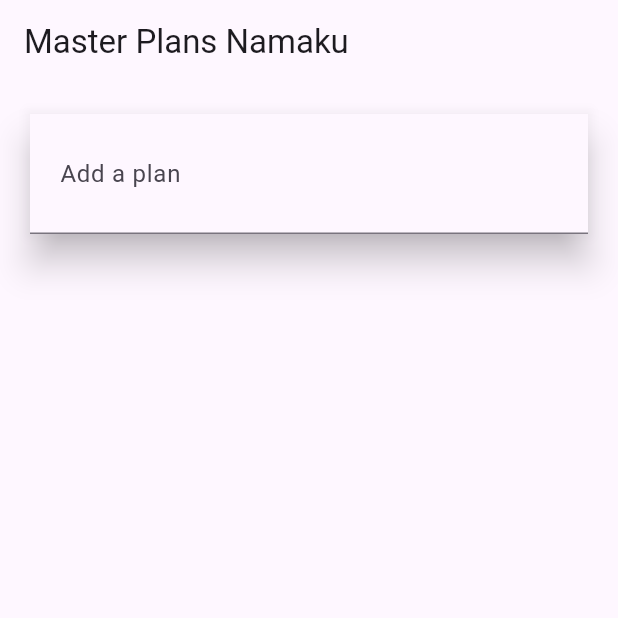
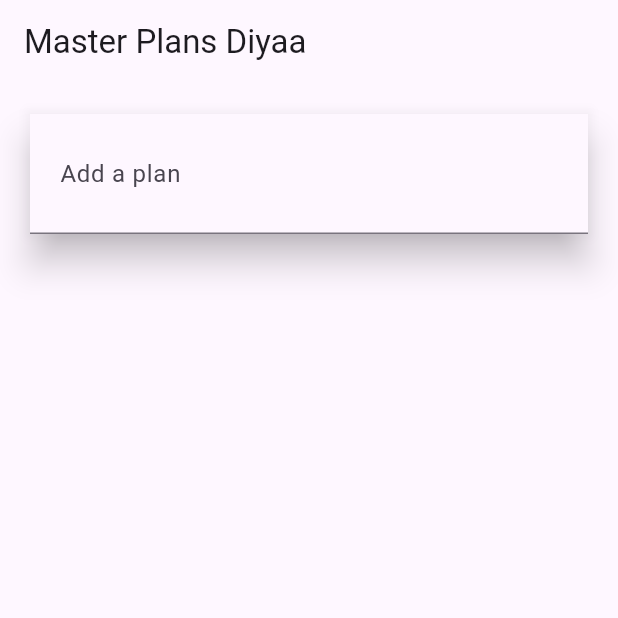
Before and after one commit to Sadiya8924/Mobile2025_2341720147, a Flutter app: the screen it shows after launch, on a phone screen of 412 x 824 dp, the top half of it. Run offline on Flutter 3.47's test engine with Material 3 defaults, Android fonts, the phone set to English and light mode, and no system bars; our stand-ins replace auto_size_text.

Commit message:
update app bar title to 'Master Plans Diyaa'

```diff
--- a/codelab10_dart/master_plan/lib/views/plan_creator_screen.dart
+++ b/codelab10_dart/master_plan/lib/views/plan_creator_screen.dart
@@ -25,8 +25,7 @@ class _PlanCreatorScreenState extends State<PlanCreatorScreen> {
   @override
   Widget build(BuildContext context) {
     return Scaffold(
-      // ganti ‘Namaku' dengan nama panggilan Anda
-      appBar: AppBar(title: const Text('Master Plans Namaku')),
+      appBar: AppBar(title: const Text('Master Plans Diyaa')),
       body: Column(children: [
         _buildListCreator(),
         Expanded(child: _buildMasterPlans())
```
